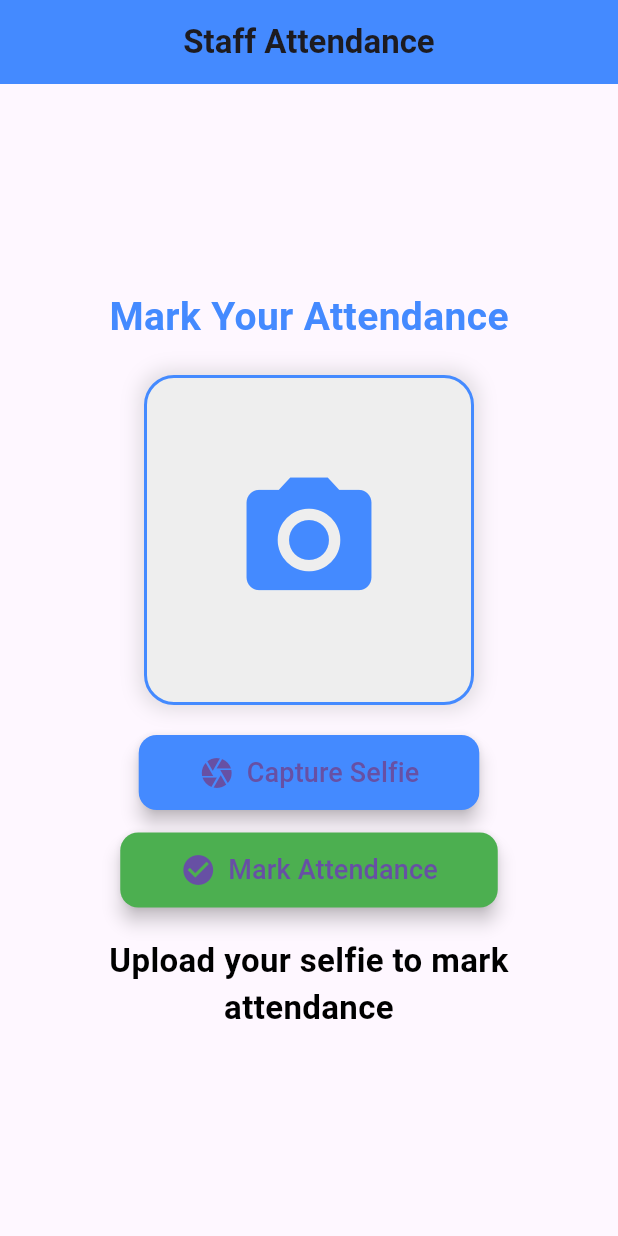
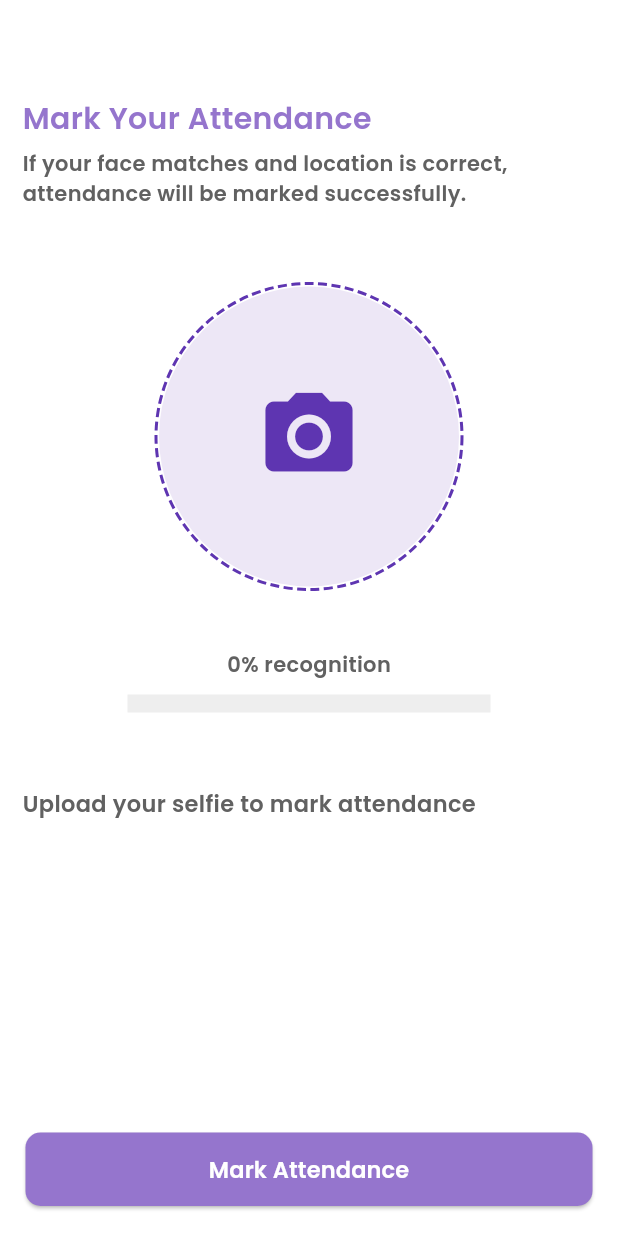
Before and after one commit to meet-shiyaniya/staff_lead_mgt, a Flutter app: the staffAttendanceScreen screen opened directly, after a tap on "Mark Attendance", on a phone screen of 412 x 824 dp. Run offline on Flutter 3.47's test engine with Material 3 defaults, Android fonts, the phone set to English and light mode, and no system bars; drawn by our look-alikes of dotted_border; our stand-ins replace animate_do, auto_size_text, dropdown_button2, emoji_picker_flutter, fl_chart, flutter_animate and 12 more; missing offline and left inert: switcher_button; accounts and stored records are empty.

Commit message:
face recognization done.

```diff
--- a/lib/staff_Attendance_Screen.dart
+++ b/lib/staff_Attendance_Screen.dart
@@ -1,6 +1,6 @@
+import 'package:dotted_border/dotted_border.dart';
 import 'package:flutter/material.dart';
-import 'package:hr_app/bottom_navigation.dart';
-import 'package:hr_app/dashboard.dart';
+import 'package:hr_app/staff_HRM_module/Screen/Color/app_Color.dart';
 import 'package:image_picker/image_picker.dart';
 import 'package:geolocator/geolocator.dart';
 import 'package:fluttertoast/fluttertoast.dart';
@@ -13,10 +13,13 @@ class staffAttendanceScreen extends StatefulWidget {
 }
 
 class _staffAttendanceScreenState extends State<staffAttendanceScreen> {
+
   XFile? _imageFile;
+
+  double recognitionPercentage = 0.0;
+
   String _status = "Upload your selfie to mark attendance";
 
-  // Office location (example, use your office location coordinates here)
   final double officeLatitude = 21.26404;
   final double officeLongitude = 72.82958;
 
@@ -24,153 +27,235 @@ class _staffAttendanceScreenState extends State<staffAttendanceScreen> {
 
   @override
   void initState() {
+
     super.initState();
-    _checkPermissions(); // Request necessary permissions
+
+    _checkPermissions();
+
   }
 
   Future<void> _checkPermissions() async {
+
     PermissionStatus locationStatus = await Permission.location.request();
-    if (locationStatus != PermissionStatus.granted) {
-      Fluttertoast.showToast(msg: "Location permission is required");
+
+    PermissionStatus cameraStatus = await Permission.camera.request();
+
+    if (locationStatus != PermissionStatus.granted || cameraStatus != PermissionStatus.granted) {
+
+      Fluttertoast.showToast(msg: "Permissions required");
+
       return;
+
     }
 
-    PermissionStatus cameraStatus = await Permission.camera.request();
-    if (cameraStatus != PermissionStatus.granted) {
-      Fluttertoast.showToast(msg: "Camera permission is required");
-      return;
-    }
   }
 
   Future<Position> _getCurrentLocation() async {
-    Position position = await Geolocator.getCurrentPosition(
-      desiredAccuracy: LocationAccuracy.high,
-    );
-    return position;
+
+    return await Geolocator.getCurrentPosition(desiredAccuracy: LocationAccuracy.high);
+
   }
 
   Future<void> _pickSelfie() async {
+
     final pickedFile = await _picker.pickImage(source: ImageSource.camera);
+
     if (pickedFile != null) {
+
       setState(() {
+
         _imageFile = pickedFile;
+
+        recognitionPercentage = (50 + (50 * (DateTime.now().second % 2))).toDouble();
+
       });
+
     }
+
   }
 
   Future<void> _checkAttendance() async {
+
     Position position = await _getCurrentLocation();
+
     double distanceInMeters = Geolocator.distanceBetween(
+
       position.latitude,
+
       position.longitude,
+
       officeLatitude,
+
       officeLongitude,
+
     );
 
     if (distanceInMeters <= 100) {
       setState(() {
-        _status = "✅ Attendance marked: Present";
+        _status = "Attendance marked: Present";
       });
-      Fluttertoast.showToast(msg: "✅ Attendance marked: Present");
-
-      // Navigate to the Dashboard screen
-      Navigator.pushReplacement(
-        context,
-        MaterialPageRoute(builder: (context) => BottomNavScreen()),
-      );
+      Fluttertoast.showToast(msg: "Attendance marked: Present");
     } else {
       setState(() {
-        _status = "❌ Attendance marked: Absent";
+        _status = "Attendance marked: Absent";
       });
-      Fluttertoast.showToast(msg: "❌ Attendance marked: Absent");
+      Fluttertoast.showToast(msg: "Attendance marked: Absent");
     }
   }
 
   @override
   Widget build(BuildContext context) {
+
     return Scaffold(
-      appBar: AppBar(
-        title: Text("Staff Attendance", style: TextStyle(fontSize: 22, fontWeight: FontWeight.bold)),
-        centerTitle: true,
-        backgroundColor: Colors.blueAccent,
+
+      backgroundColor: Colors.white,
+
+      body: Padding(
+
+        padding: const EdgeInsets.symmetric(horizontal: 15.0),
+
+        child: Column(
+
+          crossAxisAlignment: CrossAxisAlignment.start,
+
+          mainAxisAlignment: MainAxisAlignment.start,
+
+          children: [
+
+            SizedBox(height: 65,),
+
+            Text("Mark Your Attendance", style: TextStyle(fontSize: 20, fontWeight: FontWeight.bold, color: appColor.primaryColor, fontFamily: "poppins_thin"),),
+
+            SizedBox(height: 5),
+
+            Text("If your face matches and location is correct, attendance will be marked successfully.", style: TextStyle(fontSize: 14, fontWeight: FontWeight.w500, color: Colors.grey.shade700, fontFamily: "poppins_thin"),),
+
+            SizedBox(height: 50,),
+
+            Center(
+
+              child: DottedBorder(
+
+                borderType: BorderType.Circle,
+
+                dashPattern: [6, 3],
+
+                color: Colors.deepPurple.shade600,
+
+                strokeWidth: 2,
+
+                child: GestureDetector(
+
+                  onTap: _pickSelfie, // Trigger selfie function on tap
+
+                  child: AnimatedContainer(
+
+                    duration: Duration(milliseconds: 300),
+
+                    width: 200,
+
+                    height: 200,
+
+                    decoration: BoxDecoration(
+
+                      color: Colors.deepPurple.shade50,
+
+                      shape: BoxShape.circle,
+
                     ),
-      body: Center(
-        child: Padding(
-          padding: const EdgeInsets.all(20.0),
-          child: Column(
-            mainAxisAlignment: MainAxisAlignment.center,
-            children: [
-              Text(
-                "Mark Your Attendance",
-                style: TextStyle(fontSize: 26, fontWeight: FontWeight.bold, color: Colors.blueAccent),
+
+                    child: _imageFile == null ? Icon(Icons.camera_alt, size: 70, color: Colors.deepPurple.shade600) : ClipRRect(
+
+                      borderRadius: BorderRadius.circular(100),
+
+                      child: Image.file(File(_imageFile!.path), width: 200, height: 200, fit: BoxFit.cover,),
+
                     ),
+
+                  ),
+
+                ),
+
+              ),
+
+            ),
+
+            SizedBox(height: 40),
+
+            Center(child: Text("${recognitionPercentage.toStringAsFixed(0)}% recognition", style: TextStyle(color: Colors.grey.shade700, fontSize: 14, fontWeight: FontWeight.w500, fontFamily: "poppins_thin"),)),
+
+            SizedBox(height: 10),
+
+            Padding(
+
+              padding: const EdgeInsets.symmetric(horizontal: 70.0),
+
+              child: LinearProgressIndicator(
+
+                value: recognitionPercentage / 100,
+
+                backgroundColor: Colors.grey.shade200,
+
+                color: Colors.deepPurple.shade600,
+
+                minHeight: 12,
+
+              ),
+
+            ),
+
+            SizedBox(height: 30),
+
+            // ElevatedButton(
+            //   onPressed: _pickSelfie,
+            //   child: Text("Take Selfie", style: TextStyle(fontSize: 14, fontFamily: "poppins_thin", color: Colors.white)),
+            //   style: ElevatedButton.styleFrom(
+            //     backgroundColor: appColor.primaryColor,
+            //     padding: EdgeInsets.symmetric(vertical: 12, horizontal: 40),
+            //     shape: RoundedRectangleBorder(borderRadius: BorderRadius.circular(10)),
+            //   ),
+            // ),
+
             SizedBox(height: 20),
-              AnimatedContainer(
-                duration: Duration(milliseconds: 300),
-                width: 220,
-                height: 220,
-                decoration: BoxDecoration(
-                  color: Colors.grey[200],
-                  borderRadius: BorderRadius.circular(20),
-                  boxShadow: [
-                    BoxShadow(
-                      color: Colors.grey.withOpacity(0.3),
-                      blurRadius: 10,
-                      spreadRadius: 3,
+
+            Text(_status, style: TextStyle(fontSize: 15, color: Colors.grey.shade700, fontFamily: "poppins_thin", fontWeight: FontWeight.w500),),
+
+            Spacer(),
+
+            Container(
+
+              width: double.infinity,
+
+              padding: EdgeInsets.symmetric(horizontal: 2, vertical: 20),
+
+              child: ElevatedButton(
+
+                onPressed: _checkAttendance,
+
+                child: Text("Mark Attendance", style: TextStyle(fontSize: 15, fontFamily: "poppins_thin", color: Colors.white,),),
+
+                style: ElevatedButton.styleFrom(
+
+                  backgroundColor: appColor.primaryColor,
+
+                  padding: EdgeInsets.symmetric(vertical: 14),
+
+                  shape: RoundedRectangleBorder(borderRadius: BorderRadius.circular(10)),
+
                 ),
+
+              ),
+
+            ),
+
           ],
-                  border: Border.all(color: Colors.blueAccent, width: 2),
+
         ),
-                child: _imageFile == null
-                    ? Icon(
-                  Icons.camera_alt,
-                  size: 100,
-                  color: Colors.blueAccent,
-                )
-                    : ClipRRect(
-                  borderRadius: BorderRadius.circular(20),
-                  child: Image.file(
-                    File(_imageFile!.path),
-                    width: 220,
-                    height: 220,
-                    fit: BoxFit.cover,
+
       ),
-                ),
-              ),
-              SizedBox(height: 20),
-              ElevatedButton.icon(
-                onPressed: _pickSelfie,
-                icon: Icon(Icons.camera, size: 24),
-                label: Text("Capture Selfie", style: TextStyle(fontSize: 18)),
-                style: ElevatedButton.styleFrom(
-                  backgroundColor: Colors.blueAccent,
-                  padding: EdgeInsets.symmetric(vertical: 12, horizontal: 40),
-                  shape: RoundedRectangleBorder(borderRadius: BorderRadius.circular(12)),
-                  elevation: 5,
-                ),
-              ),
-              SizedBox(height: 15),
-              ElevatedButton.icon(
-                onPressed: _checkAttendance,
-                icon: Icon(Icons.check_circle, size: 24),
-                label: Text("Mark Attendance", style: TextStyle(fontSize: 18)),
-                style: ElevatedButton.styleFrom(
-                  backgroundColor: Colors.green,
-                  padding: EdgeInsets.symmetric(vertical: 12, horizontal: 40),
-                  shape: RoundedRectangleBorder(borderRadius: BorderRadius.circular(12)),
-                  elevation: 5,
-                ),
-              ),
-              SizedBox(height: 20),
-              Text(
-                _status,
-                textAlign: TextAlign.center,
-                style: TextStyle(fontSize: 22, color: Colors.black, fontWeight: FontWeight.bold),
-              ),
-            ],
-          ),
-        ),
-      ),
+
     );
+
   }
+
 }
--- a/pubspec.yaml
+++ b/pubspec.yaml
@@ -55,8 +55,6 @@ dependencies:
   geolocator: ^13.0.2
   permission_handler: ^11.3.1
   google_nav_bar: ^5.0.7
-
-
 
 dev_dependencies:
   flutter_test:
```
Lines whose indentation alone changed are shown as unchanged.
